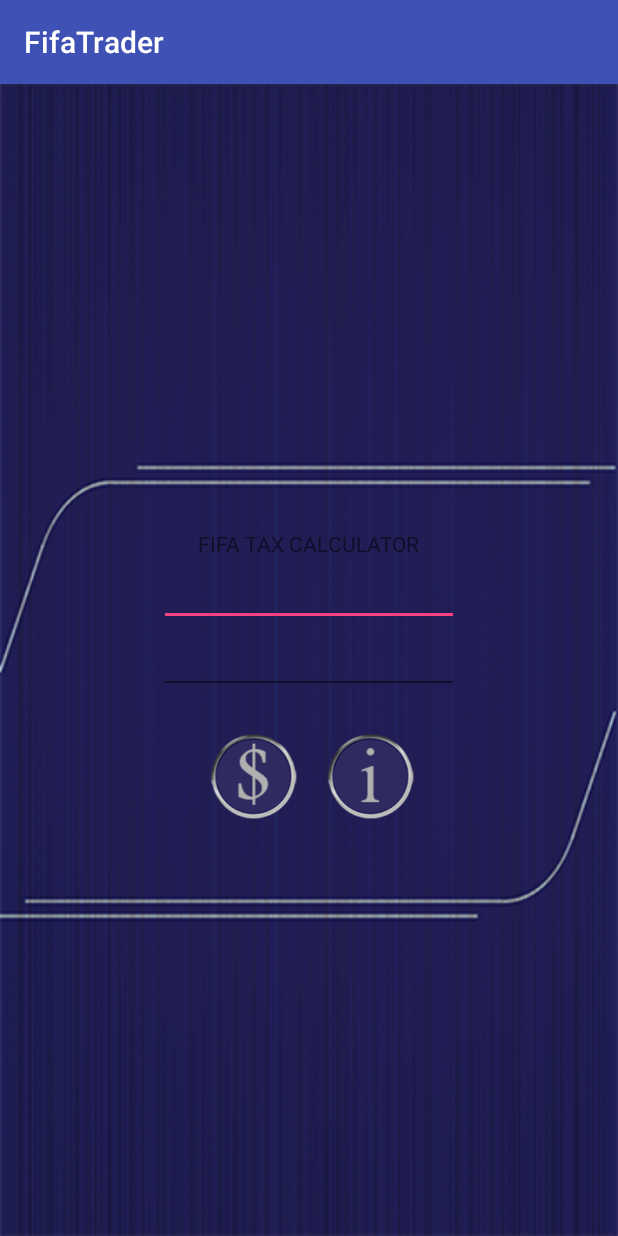
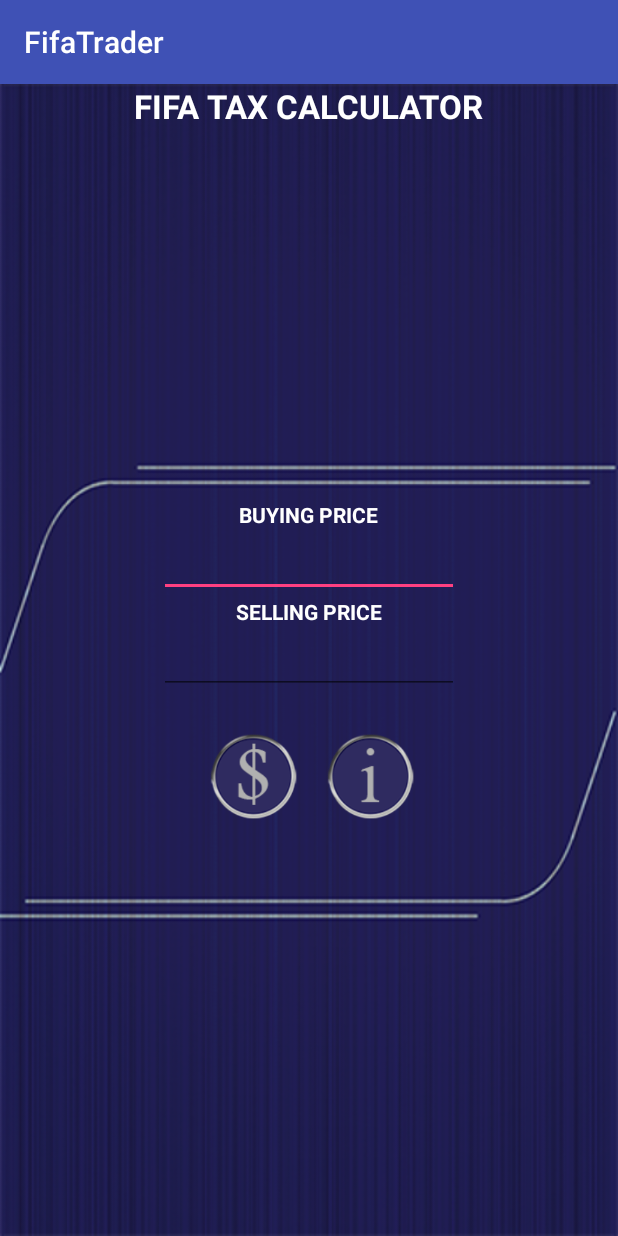
Before and after one commit to alexander126/FifaTrader, an Android app: the calculator screen opened directly, with no data from a screen before it, on a phone screen of 412 x 824 dp. Run offline under Robolectric (Android 15) with nearby library versions, the phone set to English and light mode, and no system bars.

Commit message:
finalCalculator

```diff
--- a/app/src/main/res/layout/activity_calculator.xml
+++ b/app/src/main/res/layout/activity_calculator.xml
@@ -10,23 +10,44 @@
 
     <TextView
         android:id="@+id/intro"
+        android:textSize="22dp"
+        android:textStyle="bold"
+        android:textColor="#FFFFFF"
+        android:layout_width="wrap_content"
+        android:layout_height="wrap_content"
+        android:layout_centerHorizontal="true"
+        android:text="FIFA TAX CALCULATOR"
+        />
+    <TextView
+        android:id="@+id/textBuying"
         android:layout_width="wrap_content"
         android:layout_height="wrap_content"
         android:layout_above="@+id/buyingPrice"
         android:layout_centerHorizontal="true"
-        android:text="FIFA TAX CALCULATOR"
-        />
-
+        android:textStyle="bold"
+        android:textColor="#FFFFFF"
+        android:text="BUYING PRICE"/>
     <EditText
         android:id="@+id/buyingPrice"
+        android:textColor="#FFFFFF"
         android:textAlignment="center"
         android:layout_width="200dp"
         android:layout_height="wrap_content"
-        android:layout_above="@+id/sellingPrice"
+        android:layout_above="@+id/textSelling"
         android:layout_alignStart="@+id/sellingPrice"
         android:inputType="number"/>
+    <TextView
+        android:id="@+id/textSelling"
+        android:layout_width="wrap_content"
+        android:layout_height="wrap_content"
+        android:layout_above="@id/sellingPrice"
+        android:layout_centerHorizontal="true"
+        android:textStyle="bold"
+        android:textColor="#FFFFFF"
+        android:text="SELLING PRICE" />
     <EditText
         android:id="@+id/sellingPrice"
+        android:textColor="#FFFFFF"
         android:textAlignment="center"
         android:layout_width="200dp"
         android:layout_height="wrap_content"
@@ -37,6 +58,7 @@
         />
     <TextView
         android:id="@+id/finalProfit"
+        android:textColor="#FFFFFF"
         android:layout_width="wrap_content"
         android:layout_height="wrap_content"
         android:layout_below="@+id/sellingPrice"
```
